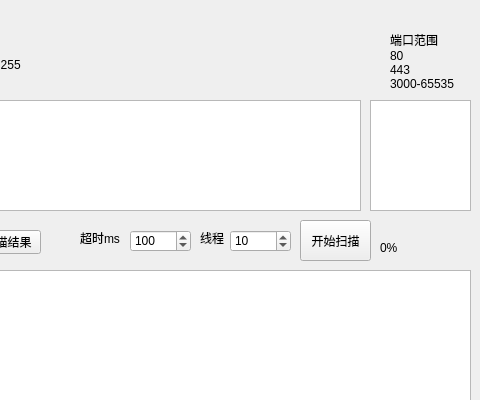
Qt form ip_sacaner/widget.ui (wuwenfengmi1998/tcp_ip_scan) before a commit; both pictures show x 120 to 600 and y 0 to 400 of the 600 by 500 pixel window.
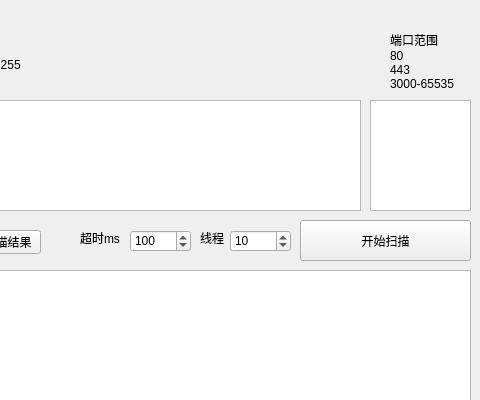
The same form after that commit.

Patch:
```diff
--- a/ip_sacaner/widget.ui
+++ b/ip_sacaner/widget.ui
@@ -56,7 +56,7 @@
     <rect>
      <x>420</x>
      <y>220</y>
-     <width>71</width>
+     <width>171</width>
      <height>41</height>
     </rect>
    </property>
@@ -204,19 +204,6 @@
     <number>100</number>
    </property>
   </widget>
-  <widget class="QLabel" name="type_bar">
-   <property name="geometry">
-    <rect>
-     <x>500</x>
-     <y>240</y>
-     <width>53</width>
-     <height>16</height>
-    </rect>
-   </property>
-   <property name="text">
-    <string>0%</string>
-   </property>
-  </widget>
  </widget>
  <resources/>
  <connections/>
```
